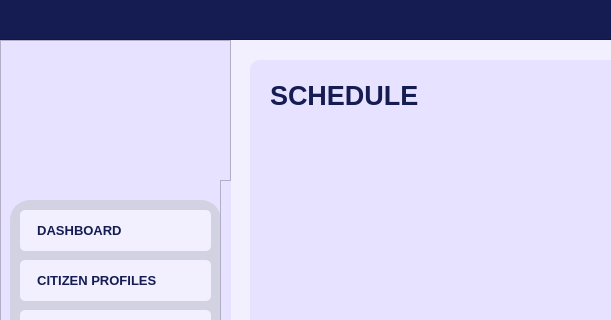
Yohhannn/Barangay-Records-Statistics-System, file UI/MainPages/schedule.ui: the form before one commit; both pictures show x 0 to 611 and y 0 to 320 of the 1350 by 850 pixel window.
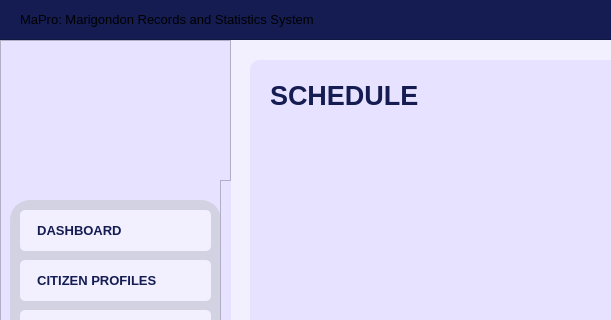
The form after the commit. Icons and pictures are not drawn.

Commit message:
[ General Update V2.7.2 ] + Renamed App Name "MRSS" to "MaPro" + Small Changes on Dashboard UI
-JP

What changed in the file:
```diff
--- a/UI/MainPages/schedule.ui
+++ b/UI/MainPages/schedule.ui
@@ -663,6 +663,36 @@
    <property name="frameShadow">
     <enum>QFrame::Shadow::Raised</enum>
    </property>
+   <widget class="QLabel" name="title_bodyDashboardSystemTitle">
+    <property name="geometry">
+     <rect>
+      <x>30</x>
+      <y>0</y>
+      <width>451</width>
+      <height>41</height>
+     </rect>
+    </property>
+    <property name="font">
+     <font>
+      <family>Arial</family>
+      <pointsize>10</pointsize>
+      <bold>false</bold>
+     </font>
+    </property>
+    <property name="styleSheet">
+     <string notr="true">#title_bodyDashboardSystemTitle {
+	background-color: transparent;
+	color: #white;
+}
+</string>
+    </property>
+    <property name="text">
+     <string>MaPro: Marigondon Records and Statistics System</string>
+    </property>
+    <property name="alignment">
+     <set>Qt::AlignmentFlag::AlignLeading|Qt::AlignmentFlag::AlignLeft|Qt::AlignmentFlag::AlignVCenter</set>
+    </property>
+   </widget>
   </widget>
   <widget class="QFrame" name="border_blueLines2">
    <property name="geometry">
```
Left out of the diff: 14 changed lines with no effect on the pictures. The commit also changes 16 other files.
